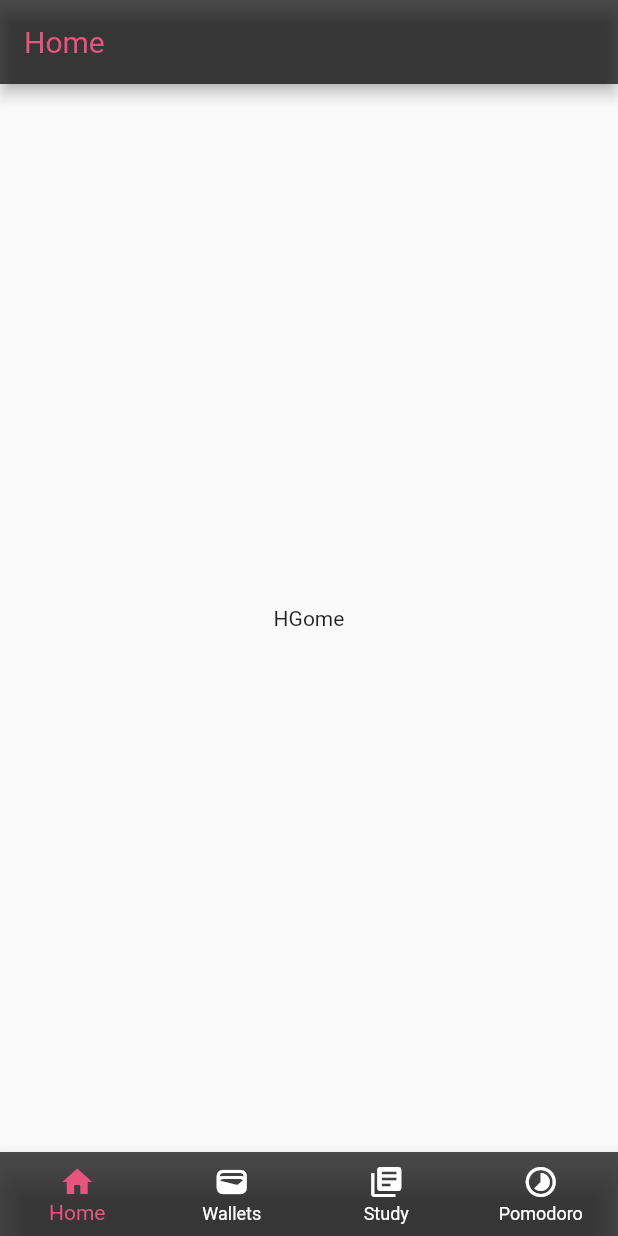
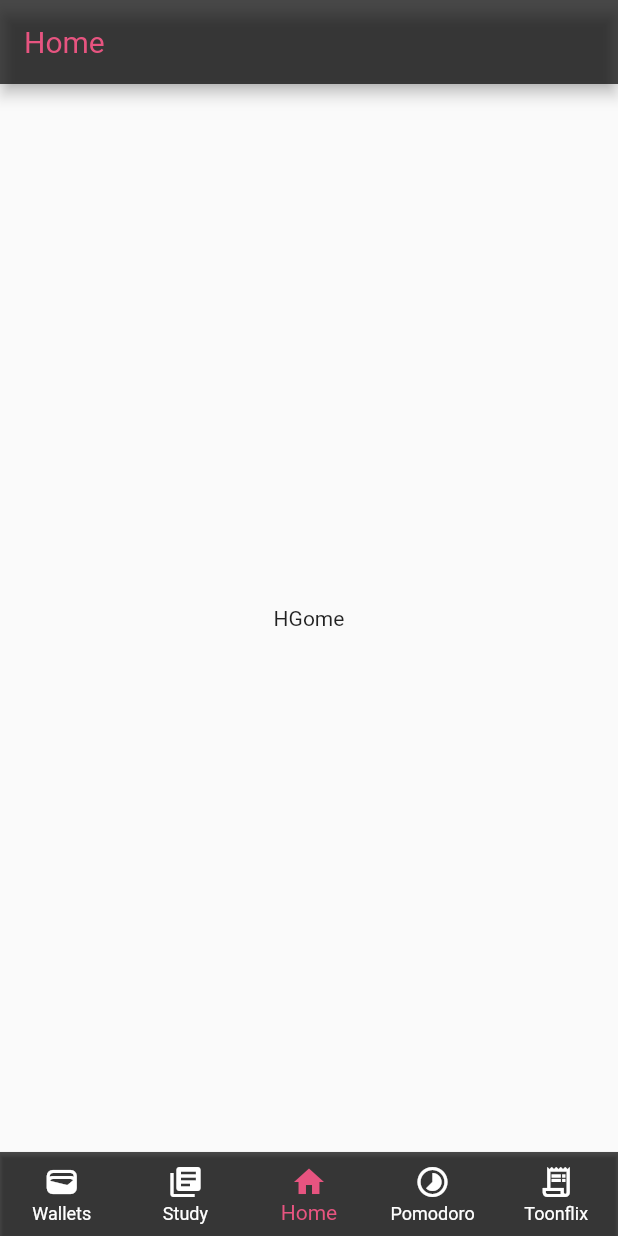
Before and after one commit to GangOn0215/flutter-toonfilx, a Flutter app: the screen it shows after launch, on a phone screen of 412 x 824 dp. Run offline on Flutter 3.47's test engine with Material 2 defaults, Android fonts, the phone set to English and light mode, and no system bars.

Commit message:
#0.4 Route Toonflix mapping, modify Home location

```diff
--- a/lib/main.dart
+++ b/lib/main.dart
@@ -23,6 +23,7 @@ class App extends StatelessWidget {
           ),
         ),
         bottomNavigationBarTheme: BottomNavigationBarThemeData(
+          elevation: 1,
           backgroundColor: _commonBackgroundColor,
           unselectedItemColor: Colors.white,
           selectedItemColor: _commonFontColor,
@@ -51,10 +52,11 @@ class _RoutePageState extends State<RoutePage> {
   TabItem _currentTab = TabItem.home;
 
   final _navigatorKeys = {
-    TabItem.home: GlobalKey<NavigatorState>(),
     TabItem.wallets: GlobalKey<NavigatorState>(),
     TabItem.study: GlobalKey<NavigatorState>(),
+    TabItem.home: GlobalKey<NavigatorState>(),
     TabItem.pomodoro: GlobalKey<NavigatorState>(),
+    TabItem.toonflix: GlobalKey<NavigatorState>(),
   };
 
   void _selectTab(TabItem tabItem) {
@@ -91,10 +93,11 @@ class _RoutePageState extends State<RoutePage> {
       child: Scaffold(
         body: Stack(
           children: <Widget>[
-            _buildOffstageNavigator(TabItem.home),
             _buildOffstageNavigator(TabItem.wallets),
             _buildOffstageNavigator(TabItem.study),
+            _buildOffstageNavigator(TabItem.home),
             _buildOffstageNavigator(TabItem.pomodoro),
+            _buildOffstageNavigator(TabItem.toonflix),
           ],
         ),
         bottomNavigationBar: BottomNavigation(
--- a/lib/utils/tab_item.dart
+++ b/lib/utils/tab_item.dart
@@ -2,29 +2,33 @@ import 'package:flutter/material.dart';
 import 'package:toonflix/screens/home_screen.dart';
 import 'package:toonflix/screens/pomodoro_screen.dart';
 import 'package:toonflix/screens/study_screen.dart';
+import 'package:toonflix/screens/toonflix_screen.dart';
 import 'package:toonflix/screens/wallets_screen.dart';
 
 // https://suhwanc.tistory.com/200 창고
 
-enum TabItem { home, wallets, study, pomodoro }
+enum TabItem { wallets, study, home, pomodoro, toonflix }
 
 const Map<TabItem, String> tabName = {
-  TabItem.home: 'home',
   TabItem.wallets: 'wallets',
   TabItem.study: 'study',
+  TabItem.home: 'home',
   TabItem.pomodoro: 'pomodoro',
+  TabItem.toonflix: 'toonflix',
 };
 
 const Map<TabItem, int> tabIdx = {
-  TabItem.home: 0,
-  TabItem.wallets: 1,
-  TabItem.study: 2,
+  TabItem.wallets: 0,
+  TabItem.study: 1,
+  TabItem.home: 2,
   TabItem.pomodoro: 3,
+  TabItem.toonflix: 4,
 };
 
 Map<TabItem, Widget> tabScreen = {
-  TabItem.home: const HomeScreen(),
   TabItem.wallets: const WalletsScreen(),
   TabItem.study: const StudyScreen(),
+  TabItem.home: const HomeScreen(),
   TabItem.pomodoro: const PomodoroScreen(),
+  TabItem.toonflix: const ToonflixScreen()
 };
--- a/lib/widgets/bottom_navigation.dart
+++ b/lib/widgets/bottom_navigation.dart
@@ -17,10 +17,6 @@ class BottomNavigation extends StatelessWidget {
       type: BottomNavigationBarType.fixed,
       items: const [
         BottomNavigationBarItem(
-          icon: Icon(Icons.home),
-          label: 'Home',
-        ),
-        BottomNavigationBarItem(
           icon: Icon(Icons.wallet),
           label: 'Wallets',
         ),
@@ -29,9 +25,17 @@ class BottomNavigation extends StatelessWidget {
           label: 'Study',
         ),
         BottomNavigationBarItem(
+          icon: Icon(Icons.home),
+          label: 'Home',
+        ),
+        BottomNavigationBarItem(
           icon: Icon(Icons.timelapse_rounded),
           label: 'Pomodoro',
         ),
+        BottomNavigationBarItem(
+          icon: Icon(Icons.receipt_long_outlined),
+          label: 'Toonflix',
+        )
       ],
       onTap: (index) => onSelectTab(
         TabItem.values[index],
```
Also changed, not shown: lib/screens/toonflix_screen.dart (added, +25 -0 lines).
